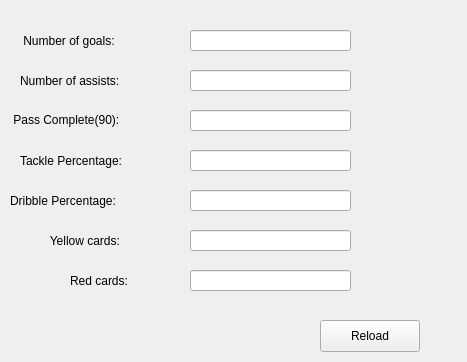
First picture: the form in teamstatistics.ui, repository TNT57/FootballClubManagementSystem, before the edit.
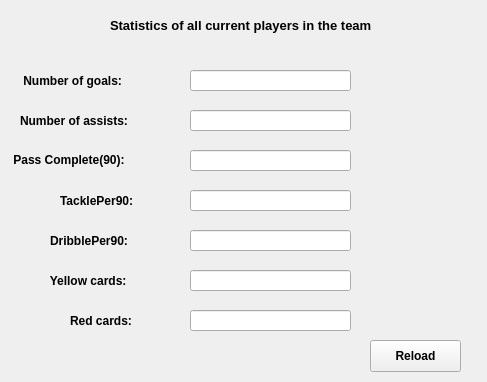
Second picture: the form after the edit.

Patch:
```diff
--- a/teamstatistics.ui
+++ b/teamstatistics.ui
@@ -6,8 +6,8 @@
    <rect>
     <x>0</x>
     <y>0</y>
-    <width>467</width>
-    <height>362</height>
+    <width>487</width>
+    <height>382</height>
    </rect>
   </property>
   <property name="windowTitle">
@@ -17,11 +17,19 @@
    <property name="geometry">
     <rect>
      <x>20</x>
-     <y>30</y>
+     <y>70</y>
      <width>131</width>
      <height>21</height>
     </rect>
    </property>
+   <property name="font">
+    <font>
+     <bold>true</bold>
+    </font>
+   </property>
+   <property name="toolTip">
+    <string>Team’s total goals</string>
+   </property>
    <property name="text">
     <string> Number of goals:</string>
    </property>
@@ -30,11 +38,19 @@
    <property name="geometry">
     <rect>
      <x>20</x>
-     <y>70</y>
-     <width>121</width>
+     <y>110</y>
+     <width>141</width>
      <height>21</height>
     </rect>
    </property>
+   <property name="font">
+    <font>
+     <bold>true</bold>
+    </font>
+   </property>
+   <property name="toolTip">
+    <string>Team's total assists</string>
+   </property>
    <property name="text">
     <string>Number of assists:</string>
    </property>
@@ -43,11 +59,19 @@
    <property name="geometry">
     <rect>
      <x>10</x>
-     <y>110</y>
+     <y>150</y>
      <width>141</width>
      <height>20</height>
     </rect>
    </property>
+   <property name="font">
+    <font>
+     <bold>true</bold>
+    </font>
+   </property>
+   <property name="toolTip">
+    <string>Pass completed per 90 minutes</string>
+   </property>
    <property name="text">
     <string> Pass Complete(90):</string>
    </property>
@@ -55,38 +79,62 @@
   <widget class="QLabel" name="label_4">
    <property name="geometry">
     <rect>
-     <x>20</x>
-     <y>150</y>
-     <width>121</width>
+     <x>60</x>
+     <y>190</y>
+     <width>91</width>
      <height>21</height>
     </rect>
    </property>
+   <property name="font">
+    <font>
+     <bold>true</bold>
+    </font>
+   </property>
+   <property name="toolTip">
+    <string>Successful tackles per 90 minutes</string>
+   </property>
    <property name="text">
-    <string>Tackle Percentage: </string>
+    <string>TacklePer90: </string>
    </property>
   </widget>
   <widget class="QLabel" name="label_5">
    <property name="geometry">
     <rect>
-     <x>10</x>
-     <y>190</y>
-     <width>151</width>
+     <x>50</x>
+     <y>230</y>
+     <width>101</width>
      <height>21</height>
     </rect>
    </property>
+   <property name="font">
+    <font>
+     <bold>true</bold>
+    </font>
+   </property>
+   <property name="toolTip">
+    <string>Successful dribbles per 90 minutes</string>
+   </property>
    <property name="text">
-    <string>Dribble Percentage: </string>
+    <string>DribblePer90:</string>
    </property>
   </widget>
   <widget class="QLabel" name="label_6">
    <property name="geometry">
     <rect>
      <x>40</x>
-     <y>230</y>
+     <y>270</y>
      <width>121</width>
      <height>21</height>
     </rect>
    </property>
+   <property name="font">
+    <font>
+     <bold>true</bold>
+    </font>
+   </property>
+   <property name="toolTip">
+    <string>Team's total yellow cards</string>
+   </property>
    <property name="text">
     <string>   Yellow cards: </string>
    </property>
@@ -95,11 +143,19 @@
    <property name="geometry">
     <rect>
      <x>70</x>
-     <y>270</y>
+     <y>310</y>
      <width>101</width>
      <height>21</height>
     </rect>
    </property>
+   <property name="font">
+    <font>
+     <bold>true</bold>
+    </font>
+   </property>
+   <property name="toolTip">
+    <string>Team's total red cards</string>
+   </property>
    <property name="text">
     <string>Red cards: </string>
    </property>
@@ -108,7 +164,7 @@
    <property name="geometry">
     <rect>
      <x>190</x>
-     <y>30</y>
+     <y>70</y>
      <width>161</width>
      <height>21</height>
     </rect>
@@ -121,7 +177,7 @@
    <property name="geometry">
     <rect>
      <x>190</x>
-     <y>70</y>
+     <y>110</y>
      <width>161</width>
      <height>21</height>
     </rect>
@@ -134,7 +190,7 @@
    <property name="geometry">
     <rect>
      <x>190</x>
-     <y>110</y>
+     <y>150</y>
      <width>161</width>
      <height>21</height>
     </rect>
@@ -147,7 +203,7 @@
    <property name="geometry">
     <rect>
      <x>190</x>
-     <y>150</y>
+     <y>190</y>
      <width>161</width>
      <height>21</height>
     </rect>
@@ -160,7 +216,7 @@
    <property name="geometry">
     <rect>
      <x>190</x>
-     <y>190</y>
+     <y>230</y>
      <width>161</width>
      <height>21</height>
     </rect>
@@ -173,7 +229,7 @@
    <property name="geometry">
     <rect>
      <x>190</x>
-     <y>230</y>
+     <y>270</y>
      <width>161</width>
      <height>21</height>
     </rect>
@@ -186,7 +242,7 @@
    <property name="geometry">
     <rect>
      <x>190</x>
-     <y>270</y>
+     <y>310</y>
      <width>161</width>
      <height>21</height>
     </rect>
@@ -198,16 +254,73 @@
   <widget class="QPushButton" name="btnReload">
    <property name="geometry">
     <rect>
-     <x>320</x>
-     <y>320</y>
-     <width>100</width>
+     <x>370</x>
+     <y>340</y>
+     <width>91</width>
      <height>32</height>
     </rect>
    </property>
+   <property name="font">
+    <font>
+     <bold>true</bold>
+    </font>
+   </property>
+   <property name="toolTip">
+    <string>Click here to update new team statistics</string>
+   </property>
    <property name="text">
     <string>Reload</string>
    </property>
   </widget>
+  <widget class="QLabel" name="label_8">
+   <property name="geometry">
+    <rect>
+     <x>110</x>
+     <y>10</y>
+     <width>351</width>
+     <height>31</height>
+    </rect>
+   </property>
+   <property name="font">
+    <font>
+     <pointsize>10</pointsize>
+     <bold>true</bold>
+    </font>
+   </property>
+   <property name="text">
+    <string>Statistics of all current players in the team</string>
+   </property>
+  </widget>
+  <widget class="QLabel" name="backgroundLabel">
+   <property name="geometry">
+    <rect>
+     <x>2</x>
+     <y>-1</y>
+     <width>491</width>
+     <height>391</height>
+    </rect>
+   </property>
+   <property name="text">
+    <string/>
+   </property>
+  </widget>
+  <zorder>backgroundLabel</zorder>
+  <zorder>label</zorder>
+  <zorder>label_2</zorder>
+  <zorder>label_3</zorder>
+  <zorder>label_4</zorder>
+  <zorder>label_5</zorder>
+  <zorder>label_6</zorder>
+  <zorder>label_7</zorder>
+  <zorder>goalLabel</zorder>
+  <zorder>assistLabel</zorder>
+  <zorder>passLabel</zorder>
+  <zorder>tackleLabel</zorder>
+  <zorder>dribbleLabel</zorder>
+  <zorder>yellowLabel</zorder>
+  <zorder>redLabel</zorder>
+  <zorder>btnReload</zorder>
+  <zorder>label_8</zorder>
  </widget>
  <resources/>
  <connections/>
```
Left out of the diff: 21 changed lines with no effect on the pictures.
